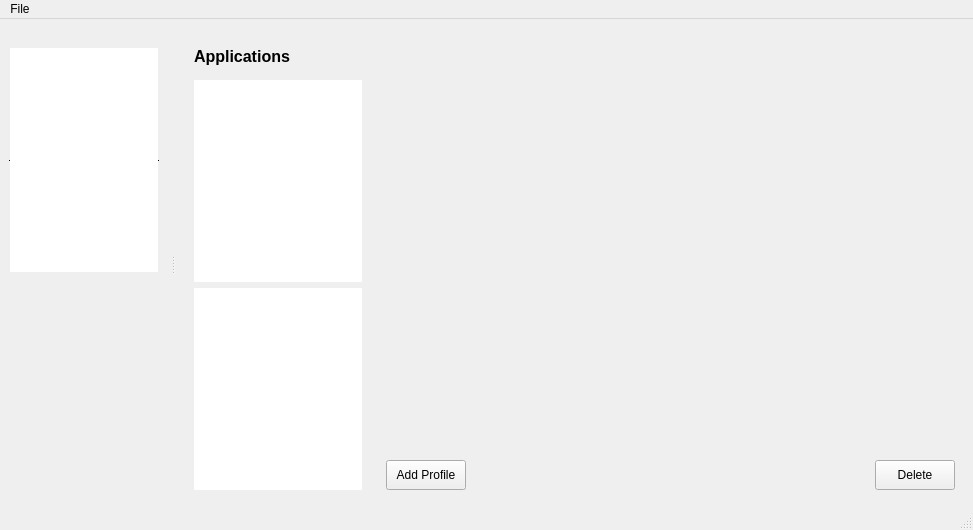
The window that src/mainwindow.ui (stbn7/firefoxpwaqt) describes before a commit, drawn with Qt 5.
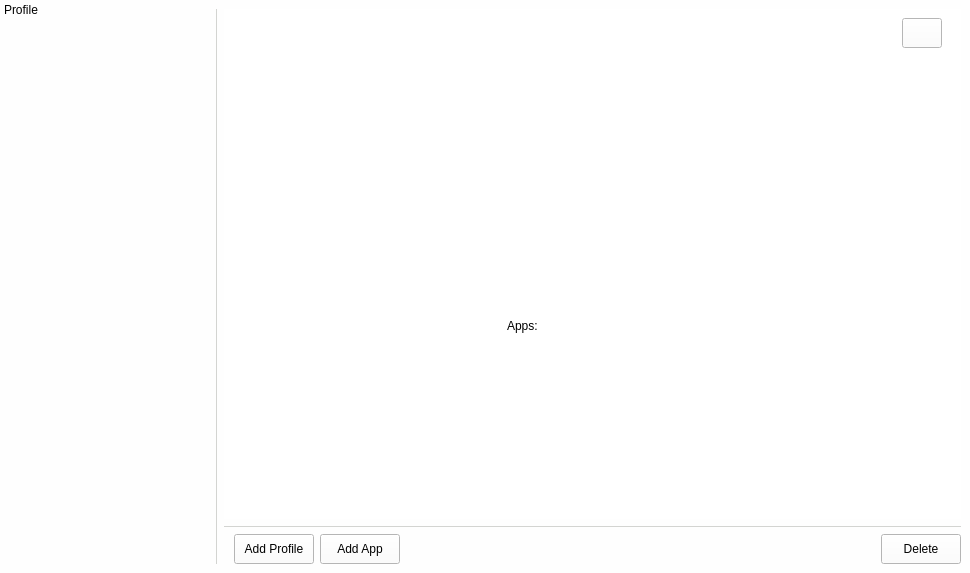
The same window after the commit. Icons and pictures are not drawn.

Patch:
```diff
--- a/src/mainwindow.ui
+++ b/src/mainwindow.ui
@@ -6,8 +6,8 @@
    <rect>
     <x>0</x>
     <y>0</y>
-    <width>973</width>
-    <height>530</height>
+    <width>970</width>
+    <height>573</height>
    </rect>
   </property>
   <property name="minimumSize">
@@ -19,162 +19,41 @@
   <property name="windowTitle">
    <string>FirefoxPWAQT</string>
   </property>
+  <property name="autoFillBackground">
+   <bool>false</bool>
+  </property>
+  <property name="styleSheet">
+   <string notr="true">background-color: rgb(254, 254, 254);</string>
+  </property>
   <widget class="QWidget" name="centralwidget">
    <layout class="QHBoxLayout" name="horizontalLayout_9">
     <item>
-     <widget class="QWidget" name="widget" native="true">
-      <property name="minimumSize">
-       <size>
-        <width>180</width>
-        <height>0</height>
-       </size>
-      </property>
-      <property name="maximumSize">
-       <size>
-        <width>200</width>
-        <height>16777215</height>
-       </size>
-      </property>
-      <layout class="QVBoxLayout" name="verticalLayout_5">
-       <item>
-        <layout class="QVBoxLayout" name="verticalLayout_4">
-         <item>
-          <spacer name="verticalSpacer_5">
-           <property name="orientation">
-            <enum>Qt::Vertical</enum>
-           </property>
-           <property name="sizeType">
-            <enum>QSizePolicy::Fixed</enum>
-           </property>
-           <property name="sizeHint" stdset="0">
-            <size>
-             <width>20</width>
-             <height>10</height>
-            </size>
-           </property>
-          </spacer>
-         </item>
-         <item>
-          <widget class="QLabel" name="lblType">
-           <property name="font">
-            <font>
-             <pointsize>12</pointsize>
-             <bold>true</bold>
-            </font>
-           </property>
-           <property name="text">
-            <string>Applications</string>
-           </property>
-          </widget>
-         </item>
-         <item>
-          <spacer name="verticalSpacer_6">
-           <property name="orientation">
-            <enum>Qt::Vertical</enum>
-           </property>
-           <property name="sizeType">
-            <enum>QSizePolicy::Fixed</enum>
-           </property>
-           <property name="sizeHint" stdset="0">
-            <size>
-             <width>20</width>
-             <height>8</height>
-            </size>
-           </property>
-          </spacer>
-         </item>
-         <item>
-          <widget class="QListWidget" name="listWProfile">
-           <property name="minimumSize">
-            <size>
-             <width>150</width>
-             <height>0</height>
-            </size>
-           </property>
-           <property name="maximumSize">
-            <size>
-             <width>200</width>
-             <height>16777215</height>
-            </size>
-           </property>
-           <property name="font">
-            <font>
-             <kerning>false</kerning>
-            </font>
-           </property>
-           <property name="toolTip">
-            <string/>
+     <widget class="Line" name="line">
+      <property name="autoFillBackground">
+       <bool>false</bool>
            </property>
            <property name="styleSheet">
-            <string notr="true"/>
-           </property>
-           <property name="frameShape">
-            <enum>QFrame::NoFrame</enum>
+       <string notr="true">color: rgb(211, 212, 209);</string>
            </property>
            <property name="frameShadow">
             <enum>QFrame::Plain</enum>
            </property>
-           <property name="iconSize">
-            <size>
-             <width>24</width>
-             <height>24</height>
-            </size>
-           </property>
-           <property name="resizeMode">
-            <enum>QListView::Fixed</enum>
-           </property>
-           <property name="viewMode">
-            <enum>QListView::ListMode</enum>
+      <property name="lineWidth">
+       <number>1</number>
+      </property>
+      <property name="midLineWidth">
+       <number>0</number>
+      </property>
+      <property name="orientation">
+       <enum>Qt::Vertical</enum>
            </property>
           </widget>
          </item>
          <item>
-          <widget class="QListWidget" name="listWApps">
-           <property name="sizePolicy">
-            <sizepolicy hsizetype="Maximum" vsizetype="Expanding">
-             <horstretch>0</horstretch>
-             <verstretch>0</verstretch>
-            </sizepolicy>
-           </property>
-           <property name="minimumSize">
-            <size>
-             <width>150</width>
-             <height>0</height>
-            </size>
-           </property>
-           <property name="maximumSize">
-            <size>
-             <width>200</width>
-             <height>16777215</height>
-            </size>
-           </property>
-           <property name="font">
-            <font>
-             <kerning>false</kerning>
-            </font>
-           </property>
-           <property name="toolTip">
-            <string/>
-           </property>
-           <property name="frameShape">
-            <enum>QFrame::NoFrame</enum>
-           </property>
-           <property name="iconSize">
-            <size>
-             <width>24</width>
-             <height>24</height>
-            </size>
-           </property>
-           <property name="viewMode">
-            <enum>QListView::ListMode</enum>
-           </property>
-          </widget>
-         </item>
-        </layout>
-       </item>
-      </layout>
-     </widget>
-    </item>
+     <layout class="QVBoxLayout" name="verticalLayout_2">
+      <property name="sizeConstraint">
+       <enum>QLayout::SetMaximumSize</enum>
+      </property>
     <item>
      <widget class="QStackedWidget" name="stackedWidget">
       <property name="currentIndex">
@@ -185,14 +64,16 @@
         <item>
          <layout class="QHBoxLayout" name="horizontalLayout_5">
           <item>
-           <spacer name="horizontalSpacer_5">
+             <layout class="QVBoxLayout" name="verticalLayout_4">
+              <item>
+               <spacer name="verticalSpacer_5">
             <property name="orientation">
              <enum>Qt::Horizontal</enum>
             </property>
             <property name="sizeHint" stdset="0">
              <size>
-              <width>40</width>
-              <height>20</height>
+                  <width>20</width>
+                  <height>40</height>
              </size>
             </property>
            </spacer>
@@ -224,7 +105,22 @@
            </widget>
           </item>
           <item>
-           <spacer name="horizontalSpacer_6">
+               <spacer name="verticalSpacer_4">
+                <property name="orientation">
+                 <enum>Qt::Vertical</enum>
+                </property>
+                <property name="sizeHint" stdset="0">
+                 <size>
+                  <width>20</width>
+                  <height>40</height>
+                 </size>
+                </property>
+               </spacer>
+              </item>
+              <item>
+               <layout class="QHBoxLayout" name="horizontalLayout_9">
+                <item>
+                 <spacer name="horizontalSpacer_11">
             <property name="orientation">
              <enum>Qt::Horizontal</enum>
             </property>
@@ -235,6 +131,10 @@
              </size>
             </property>
            </spacer>
+                </item>
+               </layout>
+              </item>
+             </layout>
           </item>
          </layout>
         </item>
@@ -445,32 +345,6 @@
             </item>
             <item>
              <layout class="QHBoxLayout" name="horizontalLayout_4">
-              <item>
-               <widget class="QPushButton" name="btnAddApp">
-                <property name="minimumSize">
-                 <size>
-                  <width>0</width>
-                  <height>30</height>
-                 </size>
-                </property>
-                <property name="text">
-                 <string>Add App</string>
-                </property>
-                <property name="icon">
-                 <iconset theme="list-add">
-                  <normaloff>../Webmanager</normaloff>../Webmanager</iconset>
-                </property>
-                <property name="iconSize">
-                 <size>
-                  <width>16</width>
-                  <height>16</height>
-                 </size>
-                </property>
-                <property name="flat">
-                 <bool>false</bool>
-                </property>
-               </widget>
-              </item>
               <item>
                <widget class="QPushButton" name="btnLaunch">
                 <property name="minimumSize">
@@ -561,7 +435,62 @@
        </layout>
       </widget>
       <widget class="QWidget" name="pageProfile">
+         <property name="styleSheet">
+          <string notr="true">background-color: rgb(255, 255, 255);</string>
+         </property>
        <layout class="QVBoxLayout" name="verticalLayout_6">
+          <item>
+           <layout class="QHBoxLayout" name="horizontalLayout_12">
+            <item>
+             <spacer name="horizontalSpacer_13">
+              <property name="orientation">
+               <enum>Qt::Horizontal</enum>
+              </property>
+              <property name="sizeHint" stdset="0">
+               <size>
+                <width>40</width>
+                <height>20</height>
+               </size>
+              </property>
+             </spacer>
+            </item>
+            <item>
+             <widget class="QPushButton" name="btnEditProfile">
+              <property name="enabled">
+               <bool>true</bool>
+              </property>
+              <property name="minimumSize">
+               <size>
+                <width>0</width>
+                <height>30</height>
+               </size>
+              </property>
+              <property name="text">
+               <string/>
+              </property>
+              <property name="icon">
+               <iconset theme="edittext"/>
+              </property>
+             </widget>
+            </item>
+            <item>
+             <spacer name="horizontalSpacer_14">
+              <property name="orientation">
+               <enum>Qt::Horizontal</enum>
+              </property>
+              <property name="sizeType">
+               <enum>QSizePolicy::Fixed</enum>
+              </property>
+              <property name="sizeHint" stdset="0">
+               <size>
+                <width>10</width>
+                <height>20</height>
+               </size>
+              </property>
+             </spacer>
+            </item>
+           </layout>
+          </item>
         <item>
          <spacer name="verticalSpacer_7">
           <property name="orientation">
@@ -650,6 +579,9 @@
           <property name="text">
            <string/>
           </property>
+            <property name="textFormat">
+             <enum>Qt::AutoText</enum>
+            </property>
           <property name="alignment">
            <set>Qt::AlignCenter</set>
           </property>
@@ -666,14 +598,153 @@
          </widget>
         </item>
         <item>
+           <layout class="QHBoxLayout" name="horizontalLayout_11">
+            <item>
+             <spacer name="horizontalSpacer_5">
+              <property name="orientation">
+               <enum>Qt::Horizontal</enum>
+              </property>
+              <property name="sizeHint" stdset="0">
+               <size>
+                <width>40</width>
+                <height>20</height>
+               </size>
+              </property>
+             </spacer>
+            </item>
+            <item>
          <widget class="QLabel" name="lblApps">
           <property name="text">
-           <string/>
+               <string>Apps: </string>
           </property>
           <property name="alignment">
            <set>Qt::AlignCenter</set>
           </property>
          </widget>
+            </item>
+            <item>
+             <widget class="QPushButton" name="btnApp1">
+              <property name="minimumSize">
+               <size>
+                <width>0</width>
+                <height>16</height>
+               </size>
+              </property>
+              <property name="maximumSize">
+               <size>
+                <width>16777215</width>
+                <height>20</height>
+               </size>
+              </property>
+              <property name="font">
+               <font>
+                <bold>false</bold>
+                <underline>true</underline>
+               </font>
+              </property>
+              <property name="cursor">
+               <cursorShape>PointingHandCursor</cursorShape>
+              </property>
+              <property name="layoutDirection">
+               <enum>Qt::RightToLeft</enum>
+              </property>
+              <property name="styleSheet">
+               <string notr="true"/>
+              </property>
+              <property name="text">
+               <string/>
+              </property>
+              <property name="flat">
+               <bool>true</bool>
+              </property>
+             </widget>
+            </item>
+            <item>
+             <widget class="QPushButton" name="btnApp2">
+              <property name="enabled">
+               <bool>true</bool>
+              </property>
+              <property name="minimumSize">
+               <size>
+                <width>0</width>
+                <height>16</height>
+               </size>
+              </property>
+              <property name="maximumSize">
+               <size>
+                <width>16777215</width>
+                <height>20</height>
+               </size>
+              </property>
+              <property name="font">
+               <font>
+                <underline>true</underline>
+               </font>
+              </property>
+              <property name="cursor">
+               <cursorShape>PointingHandCursor</cursorShape>
+              </property>
+              <property name="layoutDirection">
+               <enum>Qt::RightToLeft</enum>
+              </property>
+              <property name="text">
+               <string/>
+              </property>
+              <property name="flat">
+               <bool>true</bool>
+              </property>
+             </widget>
+            </item>
+            <item>
+             <widget class="QPushButton" name="btnApp3">
+              <property name="enabled">
+               <bool>true</bool>
+              </property>
+              <property name="minimumSize">
+               <size>
+                <width>0</width>
+                <height>0</height>
+               </size>
+              </property>
+              <property name="maximumSize">
+               <size>
+                <width>16777215</width>
+                <height>20</height>
+               </size>
+              </property>
+              <property name="font">
+               <font>
+                <underline>true</underline>
+               </font>
+              </property>
+              <property name="cursor">
+               <cursorShape>PointingHandCursor</cursorShape>
+              </property>
+              <property name="layoutDirection">
+               <enum>Qt::RightToLeft</enum>
+              </property>
+              <property name="text">
+               <string/>
+              </property>
+              <property name="flat">
+               <bool>true</bool>
+              </property>
+             </widget>
+            </item>
+            <item>
+             <spacer name="horizontalSpacer_6">
+              <property name="orientation">
+               <enum>Qt::Horizontal</enum>
+              </property>
+              <property name="sizeHint" stdset="0">
+               <size>
+                <width>40</width>
+                <height>20</height>
+               </size>
+              </property>
+             </spacer>
+            </item>
+           </layout>
         </item>
         <item>
          <widget class="QLabel" name="lblDescriptionProfile">
@@ -685,6 +756,22 @@
           </property>
          </widget>
         </item>
+          <item>
+           <spacer name="verticalSpacer_6">
+            <property name="orientation">
+             <enum>Qt::Vertical</enum>
+            </property>
+            <property name="sizeType">
+             <enum>QSizePolicy::Fixed</enum>
+            </property>
+            <property name="sizeHint" stdset="0">
+             <size>
+              <width>20</width>
+              <height>10</height>
+             </size>
+            </property>
+           </spacer>
+          </item>
         <item>
          <spacer name="verticalSpacer_8">
           <property name="orientation">
@@ -699,7 +786,55 @@
          </spacer>
         </item>
         <item>
-         <layout class="QHBoxLayout" name="horizontalLayout">
+           <layout class="QHBoxLayout" name="horizontalLayout"/>
+          </item>
+         </layout>
+        </widget>
+       </widget>
+      </item>
+      <item>
+       <widget class="Line" name="line_2">
+        <property name="layoutDirection">
+         <enum>Qt::LeftToRight</enum>
+        </property>
+        <property name="autoFillBackground">
+         <bool>false</bool>
+        </property>
+        <property name="styleSheet">
+         <string notr="true">color: rgb(211, 212, 209);</string>
+        </property>
+        <property name="frameShadow">
+         <enum>QFrame::Plain</enum>
+        </property>
+        <property name="lineWidth">
+         <number>1</number>
+        </property>
+        <property name="midLineWidth">
+         <number>0</number>
+        </property>
+        <property name="orientation">
+         <enum>Qt::Horizontal</enum>
+        </property>
+       </widget>
+      </item>
+      <item>
+       <layout class="QHBoxLayout" name="layoutButtons">
+        <item>
+         <spacer name="horizontalSpacer_7">
+          <property name="orientation">
+           <enum>Qt::Horizontal</enum>
+          </property>
+          <property name="sizeType">
+           <enum>QSizePolicy::Fixed</enum>
+          </property>
+          <property name="sizeHint" stdset="0">
+           <size>
+            <width>10</width>
+            <height>20</height>
+           </size>
+          </property>
+         </spacer>
+        </item>
           <item>
            <widget class="QPushButton" name="btnAddProfile">
             <property name="minimumSize">
@@ -717,6 +852,32 @@
             </property>
            </widget>
           </item>
+        <item>
+         <widget class="QPushButton" name="btnAddApp">
+          <property name="minimumSize">
+           <size>
+            <width>0</width>
+            <height>30</height>
+           </size>
+          </property>
+          <property name="text">
+           <string>Add App</string>
+          </property>
+          <property name="icon">
+           <iconset theme="list-add">
+            <normaloff>../Webmanager</normaloff>../Webmanager</iconset>
+          </property>
+          <property name="iconSize">
+           <size>
+            <width>16</width>
+            <height>16</height>
+           </size>
+          </property>
+          <property name="flat">
+           <bool>false</bool>
+          </property>
+         </widget>
+        </item>
           <item>
            <spacer name="horizontalSpacer_2">
             <property name="orientation">
@@ -753,101 +914,108 @@
          </layout>
         </item>
        </layout>
-      </widget>
-     </widget>
     </item>
    </layout>
   </widget>
-  <widget class="QMenuBar" name="menubar">
-   <property name="geometry">
-    <rect>
-     <x>0</x>
-     <y>0</y>
-     <width>973</width>
-     <height>22</height>
-    </rect>
-   </property>
-   <widget class="QMenu" name="menuFile">
-    <property name="title">
-     <string>File</string>
-    </property>
-    <addaction name="actionNewApp"/>
-    <addaction name="actionNew_Profile"/>
-    <addaction name="separator"/>
-    <addaction name="actionQuit"/>
-   </widget>
-   <addaction name="menuFile"/>
-  </widget>
-  <widget class="QStatusBar" name="statusbar"/>
   <widget class="QDockWidget" name="dockWidget">
    <property name="minimumSize">
     <size>
-     <width>170</width>
-     <height>321</height>
+     <width>200</width>
+     <height>40</height>
     </size>
    </property>
+   <property name="maximumSize">
+    <size>
+     <width>200</width>
+     <height>524287</height>
+    </size>
+   </property>
+   <property name="windowIcon">
+    <iconset theme="applications-development"/>
+   </property>
+   <property name="styleSheet">
+    <string notr="true"/>
+   </property>
    <property name="features">
     <set>QDockWidget::NoDockWidgetFeatures</set>
    </property>
+   <property name="windowTitle">
+    <string>Profile</string>
+   </property>
    <attribute name="dockWidgetArea">
     <number>1</number>
    </attribute>
    <widget class="QWidget" name="dockWidgetContents">
-    <property name="minimumSize">
-     <size>
-      <width>0</width>
-      <height>0</height>
-     </size>
+    <property name="styleSheet">
+     <string notr="true"/>
     </property>
-    <layout class="QVBoxLayout" name="verticalLayout_3">
-     <item>
-      <widget class="QListWidget" name="listOption">
+    <widget class="QListWidget" name="listWProfile">
+     <property name="geometry">
+      <rect>
+       <x>20</x>
+       <y>10</y>
+       <width>200</width>
+       <height>471</height>
+      </rect>
+     </property>
        <property name="minimumSize">
         <size>
-         <width>120</width>
+       <width>200</width>
          <height>0</height>
         </size>
        </property>
        <property name="maximumSize">
         <size>
-         <width>150</width>
+       <width>200</width>
          <height>16777215</height>
         </size>
        </property>
+     <property name="font">
+      <font>
+       <family>Noto Sans</family>
+       <pointsize>9</pointsize>
+       <italic>false</italic>
+       <bold>false</bold>
+       <kerning>false</kerning>
+      </font>
+     </property>
+     <property name="toolTip">
+      <string/>
+     </property>
+     <property name="autoFillBackground">
+      <bool>true</bool>
+     </property>
+     <property name="styleSheet">
+      <string notr="true">background-color: rgb(254, 254, 254);</string>
+     </property>
        <property name="frameShape">
-        <enum>QFrame::HLine</enum>
+      <enum>QFrame::NoFrame</enum>
        </property>
        <property name="frameShadow">
-        <enum>QFrame::Plain</enum>
+      <enum>QFrame::Sunken</enum>
        </property>
        <property name="iconSize">
         <size>
-         <width>16</width>
-         <height>16</height>
-        </size>
-       </property>
+       <width>20</width>
+       <height>20</height>
+      </size>
+     </property>
+     <property name="resizeMode">
+      <enum>QListView::Fixed</enum>
+     </property>
        <property name="viewMode">
         <enum>QListView::ListMode</enum>
        </property>
-      </widget>
-     </item>
-     <item>
-      <spacer name="verticalSpacer_4">
-       <property name="orientation">
-        <enum>Qt::Vertical</enum>
-       </property>
-       <property name="sizeHint" stdset="0">
-        <size>
-         <width>20</width>
-         <height>40</height>
-        </size>
-       </property>
-      </spacer>
-     </item>
-    </layout>
-   </widget>
-  </widget>
-  <action name="actionNewApp">
+     <property name="modelColumn">
+      <number>0</number>
+     </property>
+     <property name="itemAlignment">
+      <set>Qt::AlignHCenter</set>
+     </property>
+    </widget>
+   </widget>
+  </widget>
+  <action name="newApp">
    <property name="icon">
     <iconset theme="list-add"/>
    </property>
```
Left out of the diff: 191 changed lines with no effect on the pictures. Lines whose indentation alone changed are shown as unchanged.
